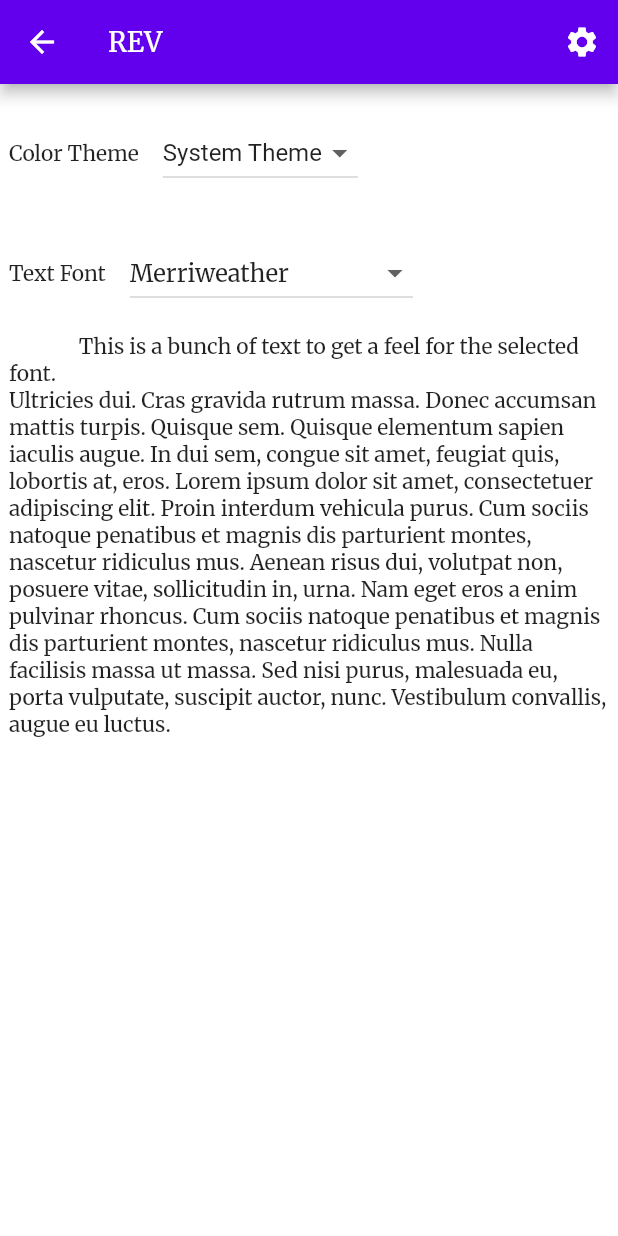
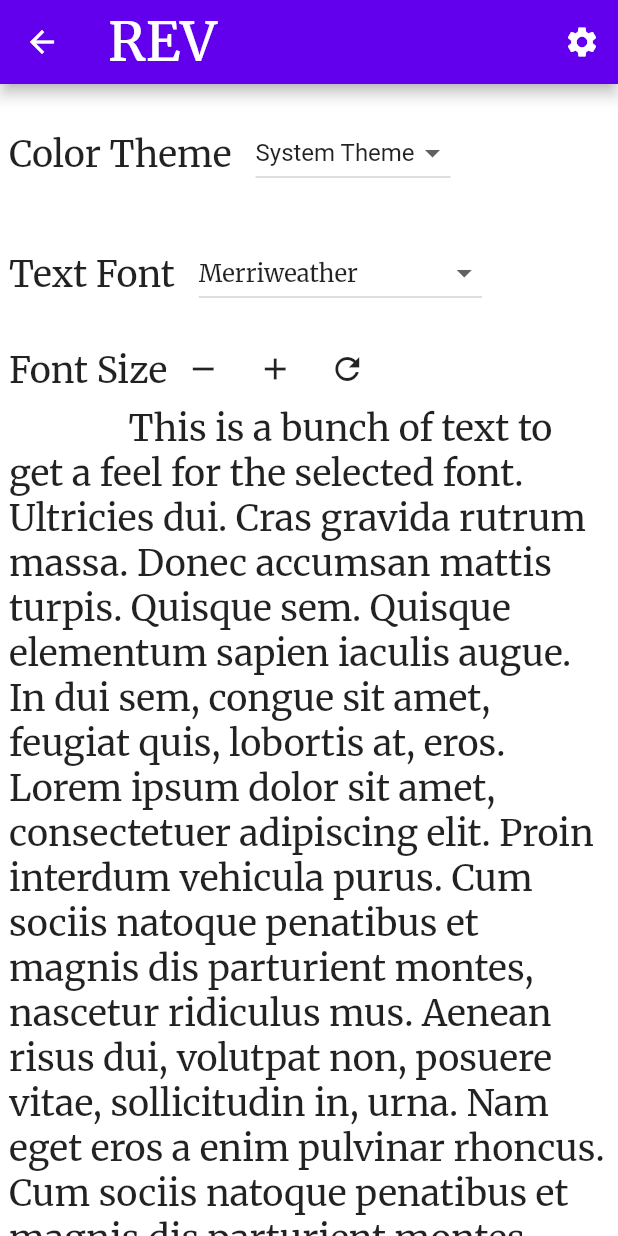
Before and after one commit to Grillbrick-Studios/rev_flutter, a Flutter app: the screen it shows after launch, after a tap on the "settings" icon, on a phone screen of 412 x 824 dp. Run offline on Flutter 3.47's test engine with Material 2 defaults, Android fonts, the light colour scheme and no system bars; our stand-ins replace google_fonts, shared_preferences; missing offline and left inert: idb_shim; generated files the repository leaves out were written again; network calls fail.

Commit message:
Adds font sizes.

```diff
--- a/lib/src/app.dart
+++ b/lib/src/app.dart
@@ -45,25 +45,29 @@ class MyApp extends StatelessWidget {
   Widget build(BuildContext context) {
     textTheme(BuildContext context) => TextTheme(
           headline1: settingsController.textStyle.copyWith(
-            fontSize: 36,
+            fontSize: settingsController.textSize * 3,
           ),
           headline2: settingsController.textStyle.copyWith(
-            fontSize: 34,
+            fontSize: settingsController.textSize * 2.5,
           ),
           headline3: settingsController.textStyle.copyWith(
-            fontSize: 30,
+            fontSize: settingsController.textSize * 2,
           ),
           headline4: settingsController.textStyle.copyWith(
-            fontSize: 24,
+            fontSize: settingsController.textSize * 1.8,
           ),
           headline5: settingsController.textStyle.copyWith(
-            fontSize: 20,
+            fontSize: settingsController.textSize * 1.6,
           ),
           headline6: settingsController.textStyle.copyWith(
-            fontSize: 18,
+            fontSize: settingsController.textSize * 1.5,
           ),
-          bodyText1: settingsController.textStyle,
-          bodyText2: settingsController.textStyle,
+          bodyText1: settingsController.textStyle.copyWith(
+            fontSize: settingsController.textSize,
+          ),
+          bodyText2: settingsController.textStyle.copyWith(
+            fontSize: settingsController.textSize,
+          ),
         );
     // Glue the SettingsController to the MaterialApp.
     //
--- a/lib/src/settings/settings_service.dart
+++ b/lib/src/settings/settings_service.dart
@@ -2,6 +2,8 @@ import 'package:flutter/material.dart';
 import 'package:shared_preferences/shared_preferences.dart';
 
 import 'fonts.dart' as fonts;
+
+double defaultTextSize = 24;
 
 /// Encode a theme into a string.
 String _encodeThemeMode(ThemeMode mode) {
@@ -58,8 +60,18 @@ class SettingsService {
     }
   }
 
+  /// Loads the User's preferred TextSize from local or remote storage.
+  Future textSize() async {
+    try {
+      var preferences = await SharedPreferences.getInstance();
+      return preferences.getDouble('textSize') ?? defaultTextSize;
+    } catch (err) {
+      return defaultTextSize;
+    }
+  }
+
   /// Persists the user's preferred ThemeMode to local or remote storage.
-  Future<void> updateThemeMode(ThemeMode theme) async {
+  Future updateThemeMode(ThemeMode theme) async {
     try {
       var preferences = await SharedPreferences.getInstance();
       preferences.setString('themeMode', _encodeThemeMode(theme));
@@ -69,15 +81,25 @@ class SettingsService {
   }
 
   /// Persists the user's preferred TextStyle to local or remote storage.
-  Future<void> updateTextStyle(TextStyle newTextStyle) async {
+  Future updateTextStyle(TextStyle style) async {
     try {
       var preferences = await SharedPreferences.getInstance();
       // get the simpleFont
-      var simpleFont = fonts.allFonts.firstWhere((f) => f.style == newTextStyle,
+      var simpleFont = fonts.allFonts.firstWhere((f) => f.style == style,
           orElse: () => fonts.simpleDefault);
       preferences.setString('textStyle', simpleFont.toString());
     } catch (err) {
       throw Exception('Error getting SharedPreferences: $err');
     }
   }
+
+  /// Persists the user's preferred TextSize to local or remote storage.
+  Future updateTextSize(double size) async {
+    try {
+      var preferences = await SharedPreferences.getInstance();
+      preferences.setDouble('textSize', size);
+    } catch (err) {
+      throw Exception('Error getting SharedPreferences: $err');
+    }
+  }
 }
--- a/lib/src/settings/settings_view.dart
+++ b/lib/src/settings/settings_view.dart
@@ -1,3 +1,4 @@
+import 'package:flutter/cupertino.dart';
 import 'package:flutter/material.dart';
 
 import 'fonts.dart' as fonts;
@@ -29,6 +30,41 @@ class SettingsDropdown<T> extends StatelessWidget {
         ),
       ],
     );
+  }
+}
+
+/// Displays a single setting in a row with a header and buttons for
+/// increase/decrease and optional reset.
+class SettingsButtons extends StatelessWidget {
+  const SettingsButtons({
+    Key? key,
+    required this.title,
+    required this.onIncrease,
+    required this.onDecrease,
+    this.onReset,
+  }) : super(key: key);
+
+  final String title;
+  final void Function() onIncrease;
+  final void Function() onDecrease;
+  final void Function()? onReset;
+
+  @override
+  Widget build(BuildContext context) {
+    return onReset == null
+        ? Row(children: [
+            Text(title),
+            IconButton(
+                onPressed: onDecrease, icon: const Icon(CupertinoIcons.minus)),
+            IconButton(
+                onPressed: onIncrease, icon: const Icon(CupertinoIcons.plus)),
+          ])
+        : Row(children: [
+            Text(title),
+            IconButton(onPressed: onDecrease, icon: const Icon(Icons.remove)),
+            IconButton(onPressed: onIncrease, icon: const Icon(Icons.add)),
+            IconButton(onPressed: onReset, icon: const Icon(Icons.refresh))
+          ]);
   }
 }
 
@@ -117,6 +153,12 @@ class SettingsView extends StatelessWidget {
                 )),
           ],
         ),
+        SettingsButtons(
+          title: 'Font Size',
+          onIncrease: _onIncreaseFontSize,
+          onDecrease: _onDecreaseFontSize,
+          onReset: _onResetFontSize,
+        ),
         const Text('''
               This is a bunch of text to get a feel for the selected font.
 Ultricies dui. Cras gravida rutrum massa. Donec accumsan mattis turpis. Quisque sem. Quisque elementum sapien iaculis augue. In dui sem, congue sit amet, feugiat quis, lobortis at, eros. Lorem ipsum dolor sit amet, consectetuer adipiscing elit. Proin interdum vehicula purus. Cum sociis natoque penatibus et magnis dis parturient montes, nascetur ridiculus mus. Aenean risus dui, volutpat non, posuere vitae, sollicitudin in, urna. Nam eget eros a enim pulvinar rhoncus. Cum sociis natoque penatibus et magnis dis parturient montes, nascetur ridiculus mus. Nulla facilisis massa ut massa. Sed nisi purus, malesuada eu, porta vulputate, suscipit auctor, nunc. Vestibulum convallis, augue eu luctus.
@@ -124,79 +166,14 @@ Ultricies dui. Cras gravida rutrum massa. Donec accumsan mattis turpis. Quisque
       ],
     );
   }
+
+  void _onIncreaseFontSize() {
+    controller.increaseTextSize();
+  }
+
+  void _onDecreaseFontSize() {
+    controller.decreaseTextSize();
+  }
+
+  void _onResetFontSize() {}
 }
-//Padding(
-//padding: const EdgeInsets.all(16),
-//// Glue the SettingsController to the theme selection DropdownButton.
-////
-//// When a user selects a theme from the dropdown list, the
-//// SettingsController is updated, which rebuilds the MaterialApp.
-//child: DropdownButton<ThemeMode>(
-//// Read the selected themeMode from the controller
-//value: controller.themeMode,
-//// Call the updateThemeMode method any time the user selects a theme.
-//onChanged: controller.updateThemeMode,
-//items: const [
-//DropdownMenuItem(
-//value: ThemeMode.system,
-//child: Text('System Theme'),
-//),
-//DropdownMenuItem(
-//value: ThemeMode.light,
-//child: Text('Light Theme'),
-//),
-//DropdownMenuItem(
-//value: ThemeMode.dark,
-//child: Text('Dark Theme'),
-//)
-//],
-//),
-//),
-//Padding(
-//padding: const EdgeInsets.all(16),
-//child: DropdownButton<TextStyle>(
-//value: controller.textStyle,
-//onChanged: controller.updateTextStyle,
-//items: [
-//DropdownMenuItem(
-//child: Text(
-//'Serifed Fonts',
-//style: fonts.lightFont,
-//),
-//enabled: false,
-//),
-//...fonts.serifFonts.map((font) => DropdownMenuItem(
-//value: font.style,
-//child: Text(
-//font.label,
-//style: font.style,
-//),
-//)),
-//DropdownMenuItem(
-//child: Text(
-//'Non-Serifed Fonts',
-//style: fonts.lightFont,
-//),
-//enabled: false,
-//),
-//...fonts.nonSerifFonts.map((font) => DropdownMenuItem(
-//value: font.style,
-//child: Text(
-//font.label,
-//style: font.style,
-//),
-//)),
-//DropdownMenuItem(
-//child: Text(
-//'Fancy Fonts',
-//style: fonts.lightFont,
-//),
-//enabled: false,
-//),
-//...fonts.fancyFonts.map((font) => DropdownMenuItem(
-//value: font.style,
-//child: Text(
-//font.label,
-//style: font.style,
-//),
-//)),
```
Also changed, not shown: lib/src/settings/settings_controller.dart (+36 -1 lines).
